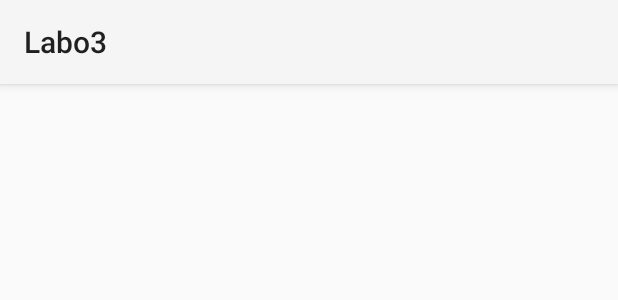
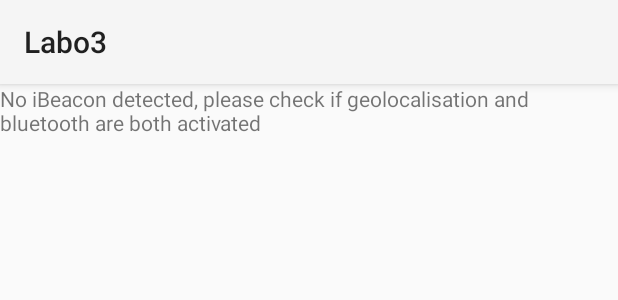
Before and after one commit to Oceanos1/SYM_Labo3, an Android app: the layout activity_ibeacon.xml on its own in the app's theme, with its tools: preview values and no code run, on a phone screen of 412 x 824 dp. Shown: the top 300 px of the screen. Run offline under Robolectric (Android 15) with nearby library versions, the phone set to English and light mode, and no system bars.

Commit message:
iBeacon added textView when no iBeacon is detected

```diff
--- a/app/src/main/java/com/remikaddie/labo3/IBeaconActivity.java
+++ b/app/src/main/java/com/remikaddie/labo3/IBeaconActivity.java
@@ -52,6 +52,7 @@ public class IBeaconActivity extends Activity implements BeaconConsumer {
         setContentView(R.layout.activity_ibeacon);
 
         listView = findViewById(R.id.listView);
+        listView.setEmptyView(findViewById(R.id.emptyView));
         listView.setAdapter(beaconAdapter);
 
         // Authorization
--- a/app/src/main/res/layout/activity_ibeacon.xml
+++ b/app/src/main/res/layout/activity_ibeacon.xml
@@ -1,11 +1,24 @@
 <?xml version="1.0" encoding="utf-8"?>
+<RelativeLayout
+    xmlns:android="http://schemas.android.com/apk/res/android"
+    android:layout_width="match_parent"
+    android:layout_height="match_parent">
+
     <ListView xmlns:android="http://schemas.android.com/apk/res/android"
         xmlns:app="http://schemas.android.com/apk/res-auto"
         xmlns:tools="http://schemas.android.com/tools"
+        android:id="@+id/listView"
         android:layout_width="match_parent"
         android:layout_height="match_parent"
-    tools:context="com.remikaddie.labo3.IBeaconActivity"
         android:orientation="vertical"
-    android:id="@+id/listView">
+        tools:context="com.remikaddie.labo3.IBeaconActivity">
 
     </ListView>
+
+    <TextView
+        android:id="@+id/emptyView"
+        android:layout_height="wrap_content"
+        android:layout_width="match_parent"
+        android:text="@string/emptyBeacon" />
+
+</RelativeLayout>
--- a/app/src/main/res/values/strings.xml
+++ b/app/src/main/res/values/strings.xml
@@ -1,3 +1,4 @@
 <resources>
     <string name="app_name">Labo3</string>
+    <string name="emptyBeacon">No iBeacon detected, please check if geolocalisation and bluetooth are both activated</string>
 </resources>
```
Lines whose indentation alone changed are shown as unchanged.
